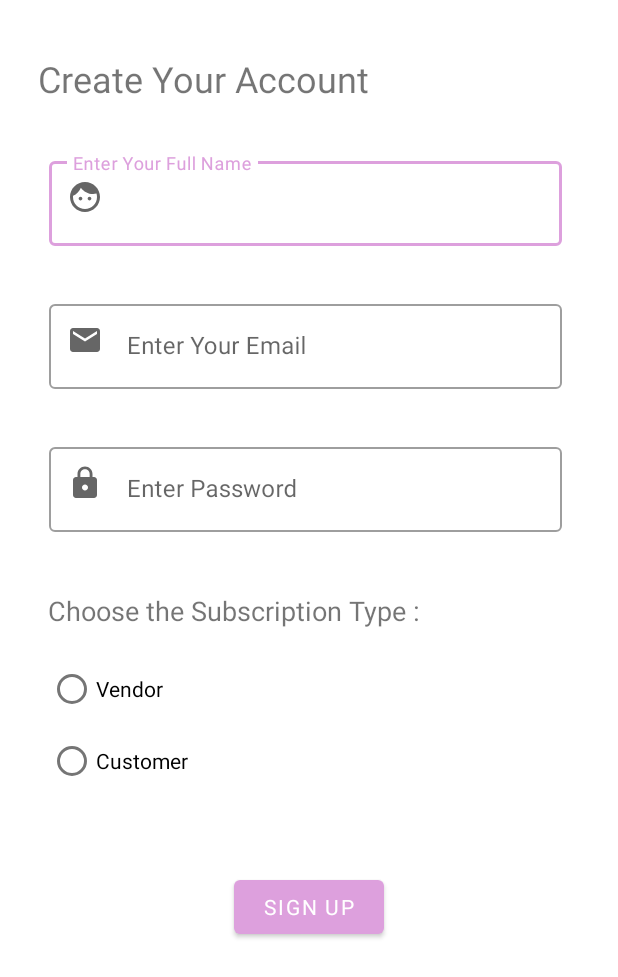
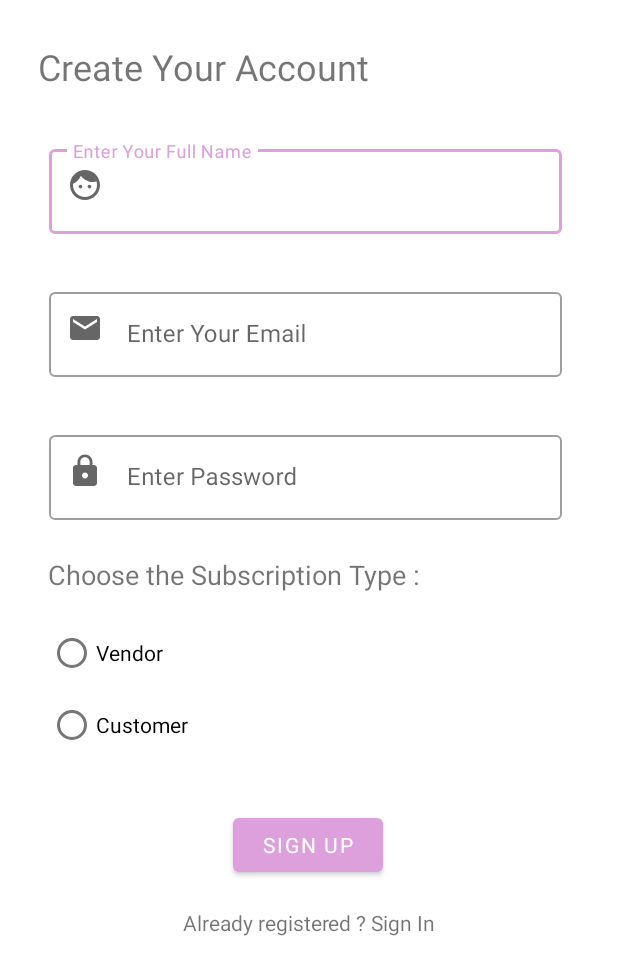
Before and after one commit to Georgette-Qahosh/GraduationProject, an Android app: the signup screen opened directly, with no data from a screen before it, on a phone screen of 412 x 824 dp. Shown: the top 977 px of the screen. Run offline under Robolectric (Android 15) with nearby library versions, the phone set to English and light mode, and no system bars; our stand-ins replace Firebase (no records; nobody signed in at launch, a user with empty details on screens opened directly); libraries missing offline, so code that uses them is left out: com.google.firestore.v1; Roboto replaces fonts that are not available here.

Commit message:
Register Auth

```diff
--- a/app/src/main/java/com/example/graduationproject/MainActivity.java
+++ b/app/src/main/java/com/example/graduationproject/MainActivity.java
@@ -31,7 +31,8 @@ public class MainActivity extends AppCompatActivity {
         final Button button = findViewById(R.id.button);
         button.setOnClickListener(new View.OnClickListener() {
             public void onClick(View v) {
-                startActivity(new Intent(MainActivity.this, bookingdetails.class));
+
+                startActivity(new Intent(MainActivity.this, signup.class));
             }
             });
             }
--- a/app/src/main/java/com/example/graduationproject/signup.java
+++ b/app/src/main/java/com/example/graduationproject/signup.java
@@ -10,6 +10,7 @@ import android.util.Log;
 import android.view.View;
 import android.widget.Button;
 import android.widget.EditText;
+import android.widget.ProgressBar;
 import android.widget.RadioButton;
 import android.widget.Toast;
 
@@ -17,6 +18,7 @@ import com.google.android.gms.tasks.OnCompleteListener;
 import com.google.android.gms.tasks.OnFailureListener;
 import com.google.android.gms.tasks.OnSuccessListener;
 import com.google.android.gms.tasks.Task;
+import com.google.android.material.textfield.TextInputLayout;
 import com.google.firebase.auth.AuthResult;
 import com.google.firebase.auth.FirebaseAuth;
 import com.google.firebase.firestore.FirebaseFirestore;
@@ -29,15 +31,18 @@ import java.util.Map;
 
 public class signup extends AppCompatActivity {
 
-    private EditText inputEmail, inputPassword, inputFullName;
-    private Button  btnSignUp;
-    private RadioButton vendorChoice, customerChoice;
-    private FirebaseAuth auth;
+    TextInputLayout  inputEmail, inputPassword, inputFullName;
+    Button  btnSignUp;
+    RadioButton vendorChoice, customerChoice;
+    FirebaseAuth fAuth;
+    ProgressBar regProgressBar;
+    FirebaseFirestore fStore;
     private static final String Key_FullName = "name";
     private static final String Key_Email = "email";
     private static final String Key_Password = "password";
     private static final String Key_Type = "type";
     private static final String Tag= "signup";
+
     private FirebaseFirestore db = FirebaseFirestore.getInstance();
 
     @Override
@@ -46,19 +51,27 @@ public class signup extends AppCompatActivity {
         setContentView(R.layout.activity_signup);
         //Get Firebase auth instance
 
-        auth = FirebaseAuth.getInstance();
-        btnSignUp = (Button) findViewById(R.id.SignUpB);
-        inputEmail = (EditText) findViewById(R.id.editSEmail);
-        inputPassword = (EditText) findViewById(R.id.editSpassword);
-        inputFullName = (EditText) findViewById(R.id.editfullname);
-        vendorChoice = (RadioButton) findViewById(R.id.vendorChoice);
-        customerChoice = (RadioButton) findViewById(R.id.costumerChoice);
+        fAuth = FirebaseAuth.getInstance();
+        btnSignUp =  findViewById(R.id.SignUpB);
+        inputEmail = findViewById(R.id.editSEmail);
+        inputPassword = findViewById(R.id.Spassword);
+        inputFullName = findViewById(R.id.editfullname);
+        vendorChoice = findViewById(R.id.vendorChoice);
+        customerChoice = findViewById(R.id.costumerChoice);
+
+        fAuth = FirebaseAuth.getInstance();
+        regProgressBar = findViewById(R.id.progressBar2);
+
+
         btnSignUp.setOnClickListener(new View.OnClickListener() {
            @Override
             public void onClick(View v) {
-                String email = inputEmail.getText().toString().trim();
-                String password = inputPassword.getText().toString().trim();
-                String fullName = inputFullName.getText().toString().trim();
+                String email = inputEmail.getEditText().getText().toString().trim();
+                String password = inputPassword.getEditText().getText().toString().trim();
+                String fullName = inputFullName.getEditText().getText().toString().trim();
+
+
+
                 if (TextUtils.isEmpty(email)) {
                     Toast.makeText(getApplicationContext(), "Enter email address!", Toast.LENGTH_SHORT).show();
                     return;
@@ -77,22 +90,37 @@ public class signup extends AppCompatActivity {
                     return;
                 }
 
+                regProgressBar.setVisibility(View.VISIBLE);
+
                 //create user
-                auth.createUserWithEmailAndPassword(email, password )
+               fAuth.createUserWithEmailAndPassword(email, password )
                         .addOnCompleteListener(signup.this, new OnCompleteListener<AuthResult>() {
                             @Override
                             public void onComplete(@NonNull Task<AuthResult> task) {
-                                Toast.makeText(signup.this, "You've Joined Us Successfully" + task.isSuccessful(), Toast.LENGTH_SHORT).show();
+                                if (task.isSuccessful()){
+                                    Toast.makeText(signup.this, "You've Joined Us Successfully" + task.isSuccessful(), Toast.LENGTH_SHORT).show();
+                                    if(vendorChoice.isChecked()){
+                                        startActivity(new Intent(getApplicationContext(),vendorhomepage.class));
+
+                                    }
+
+                                    else if (customerChoice.isChecked()){
+                                        startActivity(new Intent(getApplicationContext(),cutomerhomepage.class));
+
+                                    }
+
+                                }
+
                                 // If sign in fails, display a message to the user. If sign in succeeds
                                 // the auth state listener will be notified and logic to handle the
                                 // signed in user can be handled in the listener.
-                                if (!task.isSuccessful()) {
+                                else if (!task.isSuccessful()) {
                                     Toast.makeText(signup.this, "Authentication failed." + task.getException(),
                                             Toast.LENGTH_SHORT).show();
-                                } else {
+                                } /*else {
                                     startActivity(new Intent(signup.this, MainActivity.class));
                                     finish();
-                                }
+                                }*/
                             }
                         });
             }
@@ -101,32 +129,4 @@ public class signup extends AppCompatActivity {
 
 
 
-    public void saveUser (View v) {
-        String email = inputEmail.getText().toString().trim();
-        String password = inputPassword.getText().toString().trim();
-        String fullName = inputFullName.getText().toString().trim();
-        Map<String,Object> user = new HashMap<>();
-        user.put(Key_FullName,fullName);
-        user.put(Key_Email,email);
-        user.put(Key_Password,password);
-        db.collection("Users").document("First User").set(user)
-                .addOnSuccessListener(new OnSuccessListener<Void>() {
-                    @Override
-                    public void onSuccess(Void aVoid) {
-                        Toast.makeText(signup.this,"UserSaved",Toast.LENGTH_SHORT).show();
-
-                    }
-                })
-                .addOnFailureListener(new OnFailureListener() {
-                    @Override
-                    public void onFailure(@NonNull Exception e) {
-                        Toast.makeText(signup.this,"Error!",Toast.LENGTH_SHORT).show();
-                        Log.d(Tag,e.toString());
-                    }
-                });
-
     }
-
-
-
-}
--- a/app/src/main/res/layout/activity_signup.xml
+++ b/app/src/main/res/layout/activity_signup.xml
@@ -15,7 +15,7 @@
         android:layout_width="wrap_content"
         android:layout_height="wrap_content"
         android:layout_marginStart="25dp"
-        android:layout_marginTop="36dp"
+        android:layout_marginTop="28dp"
         android:layout_marginEnd="264dp"
         android:fontFamily="@font/cairo_bold"
         android:text="@string/create_your_account"
@@ -97,7 +97,7 @@
         android:layout_width="wrap_content"
         android:layout_height="wrap_content"
         android:layout_marginStart="32dp"
-        android:layout_marginTop="40dp"
+        android:layout_marginTop="24dp"
         android:layout_marginEnd="185dp"
         android:fontFamily="@font/cairo_semibold"
         android:text="@string/choose_the_subscription_type"
@@ -143,12 +143,37 @@
         android:layout_height="wrap_content"
         android:layout_gravity="center"
         android:layout_marginStart="155dp"
-        android:layout_marginTop="49dp"
+        android:layout_marginTop="32dp"
         android:layout_marginEnd="156dp"
         android:fontFamily="@font/cairo_bold"
-        android:onClick="saveUser"
         android:text="Sign up"
         app:layout_constraintEnd_toEndOf="parent"
+        app:layout_constraintHorizontal_bias="0.0"
         app:layout_constraintStart_toStartOf="parent"
         app:layout_constraintTop_toBottomOf="@+id/radioGroup" />
+
+    <TextView
+        android:id="@+id/textView23"
+        android:layout_width="wrap_content"
+        android:layout_height="wrap_content"
+        android:layout_marginStart="120dp"
+        android:layout_marginTop="18dp"
+        android:layout_marginEnd="120dp"
+        android:text="Already registered ? Sign In"
+        app:layout_constraintEnd_toEndOf="parent"
+        app:layout_constraintStart_toStartOf="parent"
+        app:layout_constraintTop_toBottomOf="@+id/SignUpB" />
+
+    <ProgressBar
+        android:id="@+id/progressBar2"
+        style="?android:attr/progressBarStyle"
+        android:layout_width="wrap_content"
+        android:layout_height="wrap_content"
+        android:layout_marginStart="181dp"
+        android:layout_marginTop="17dp"
+        android:layout_marginEnd="182dp"
+        android:visibility="invisible"
+        app:layout_constraintEnd_toEndOf="parent"
+        app:layout_constraintStart_toStartOf="parent"
+        app:layout_constraintTop_toBottomOf="@+id/textView23" />
 </androidx.constraintlayout.widget.ConstraintLayout>
--- a/app/src/main/res/values/strings.xml
+++ b/app/src/main/res/values/strings.xml
@@ -35,7 +35,6 @@
     <string name="new_to_this_app">New to this app ?</string>
     <string name="enter_a_password">Enter a Password</string>
     <string name="your_email_address">Your Email Address</string>
-    <string name="enter_your_full_name">Enter Your Full Name</string>
     <string name="enter_your_first_name">Enter Your First Name</string>
     <string name="create_your_account">Create Your Account</string>
     <string name="enter_your_full_name">Enter Your Full Name</string>
```
Also changed, not shown: app/src/main/AndroidManifest.xml (+10 -1 lines).
